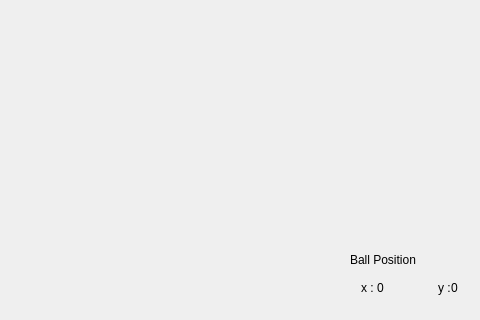
jcgod413/AirHockey, file widget.ui: the form before one commit; both pictures show x 301 to 781 and y 194 to 514 of the 781 by 514 pixel window.
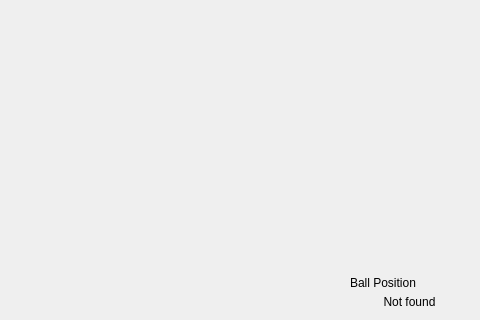
The form after the commit.

Commit message:
ball pos ui 수정
ball pos ui 수정

Patch:
```diff
--- a/widget.ui
+++ b/widget.ui
@@ -155,7 +155,7 @@
        </property>
        <layout class="QVBoxLayout" name="verticalLayout_3">
         <property name="spacing">
-         <number>0</number>
+         <number>5</number>
         </property>
         <item>
          <widget class="QLabel" name="label">
@@ -165,59 +165,13 @@
          </widget>
         </item>
         <item>
-         <widget class="QFrame" name="horizontalFrame">
-          <property name="minimumSize">
-           <size>
-            <width>0</width>
-            <height>0</height>
-           </size>
+         <widget class="QLabel" name="ballPosLabel">
+          <property name="text">
+           <string>Not found</string>
           </property>
-          <layout class="QHBoxLayout" name="horizontalLayout">
-           <property name="spacing">
-            <number>0</number>
-           </property>
-           <item>
-            <widget class="QLabel" name="label_3">
-             <property name="text">
-              <string>x : </string>
-             </property>
-            </widget>
-           </item>
-           <item>
-            <widget class="QLabel" name="ballPositionX">
-             <property name="text">
-              <string>0</string>
-             </property>
-            </widget>
-           </item>
-           <item>
-            <spacer name="horizontalSpacer">
-             <property name="orientation">
-              <enum>Qt::Horizontal</enum>
-             </property>
-             <property name="sizeHint" stdset="0">
-              <size>
-               <width>40</width>
-               <height>20</height>
-              </size>
-             </property>
-            </spacer>
-           </item>
-           <item>
-            <widget class="QLabel" name="label_5">
-             <property name="text">
-              <string>y :</string>
-             </property>
-            </widget>
-           </item>
-           <item>
-            <widget class="QLabel" name="ballPositionY">
-             <property name="text">
-              <string>0</string>
-             </property>
-            </widget>
-           </item>
-          </layout>
+          <property name="alignment">
+           <set>Qt::AlignCenter</set>
+          </property>
          </widget>
         </item>
        </layout>
```
The commit also changes 6 other files.
